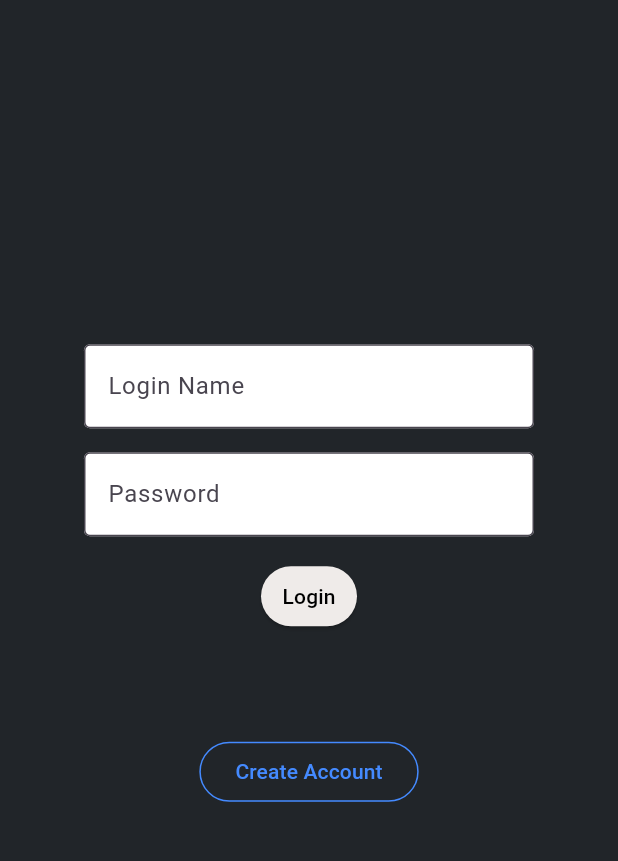
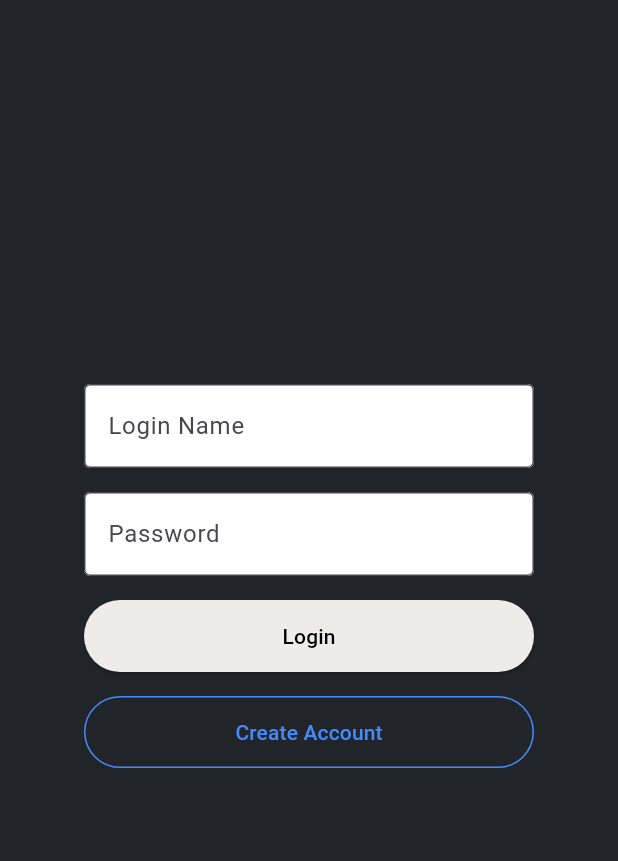
Before and after one commit to jermachong/TravelGenieApp, a Flutter app: the MainPage screen opened directly, on a phone screen of 412 x 824 dp, the part 84-945 px from its top. Run offline on Flutter 3.47's test engine with Material 3 defaults, Android fonts, the phone set to English and light mode, and no system bars.

```diff
--- a/lib/screens/LoginScreen.dart
+++ b/lib/screens/LoginScreen.dart
@@ -46,11 +46,14 @@ class _MainPageState extends State<MainPage> {
       ),
       backgroundColor: Color.fromARGB(255, 33, 37, 41),
       body: Center(
-        child: Container(
-          width: 300,
+        child: SingleChildScrollView( // Added to allow vertical centering
           child: Column(
-            mainAxisAlignment: MainAxisAlignment.center,
+            mainAxisAlignment: MainAxisAlignment.center, // Center the form vertically
             children: <Widget>[
+              Container(
+                width: 300, // Set a fixed width for the form
+                child: Column(
+                  children: [
                     TextField(
                       decoration: InputDecoration(
                         filled: true,
@@ -86,7 +89,8 @@ class _MainPageState extends State<MainPage> {
                       style: ElevatedButton.styleFrom(
                         backgroundColor: Colors.brown[50],
                         foregroundColor: Colors.black,
-                  padding: EdgeInsets.all(8.0),
+                        padding: EdgeInsets.symmetric(horizontal: 32.0, vertical: 12.0),
+                        minimumSize: Size(double.infinity, 48), // Set width to match "Create Account"
                       ),
                       child: Text('Login', style: TextStyle(fontSize: 14, color: Colors.black)),
                       onPressed: () async {
@@ -122,18 +126,14 @@ class _MainPageState extends State<MainPage> {
                         }
                       },
                     ),
-              SizedBox(height: 16.0),
-              Text(
-                newMessageText,
-                style: TextStyle(fontSize: 14, color: Colors.black),
-              ),
-              SizedBox(height: 32.0),
+                    SizedBox(height: 16.0), // Reduced space between buttons
                     ElevatedButton(
                       style: ElevatedButton.styleFrom(
                         backgroundColor: Colors.transparent,
                         elevation: 0,
                         side: BorderSide(color: Colors.blueAccent),
                         foregroundColor: Colors.blueAccent,
+                        minimumSize: Size(double.infinity, 48), // Ensure consistent width
                       ),
                       onPressed: () {
                         Navigator.pushNamed(context, '/cards');
@@ -143,6 +143,9 @@ class _MainPageState extends State<MainPage> {
                   ],
                 ),
               ),
+            ],
+          ),
+        ),
       ),
     );
   }
```
Also changed, not shown: lib/screens/savedTrips.dart (+5 -2 lines), lib/screens/tripDetails.dart (+2 -14 lines). Lines whose indentation alone changed are shown as unchanged.
